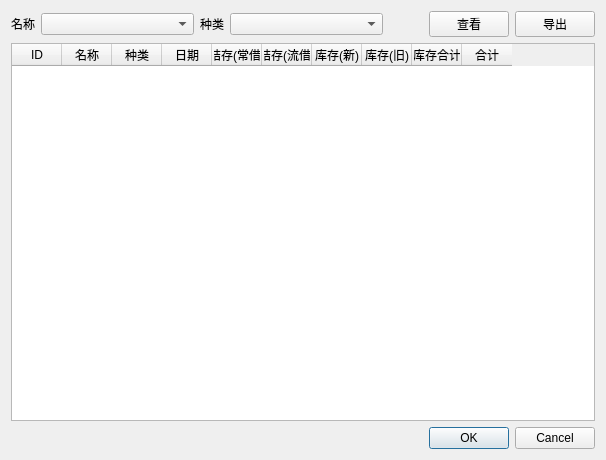
This is showlastrecord.ui in 3642214/warehouse as Qt 5 draws it before an edit. The edited form follows.
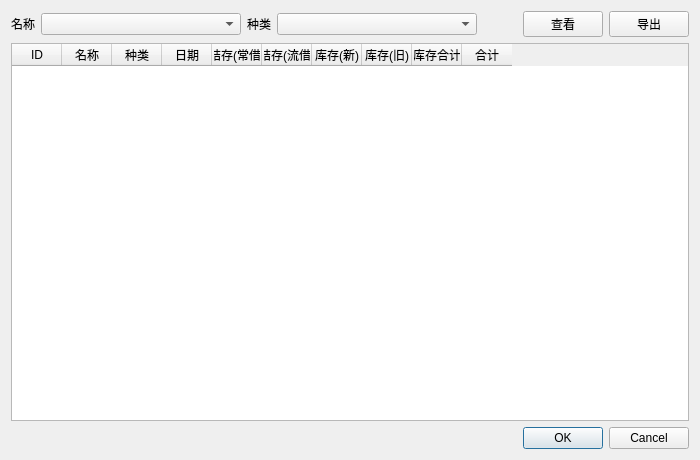
This is the edited form.

What changed in the file:
```diff
--- a/showlastrecord.ui
+++ b/showlastrecord.ui
@@ -9,7 +9,7 @@
    <rect>
     <x>0</x>
     <y>0</y>
-    <width>606</width>
+    <width>700</width>
     <height>460</height>
    </rect>
   </property>
```
